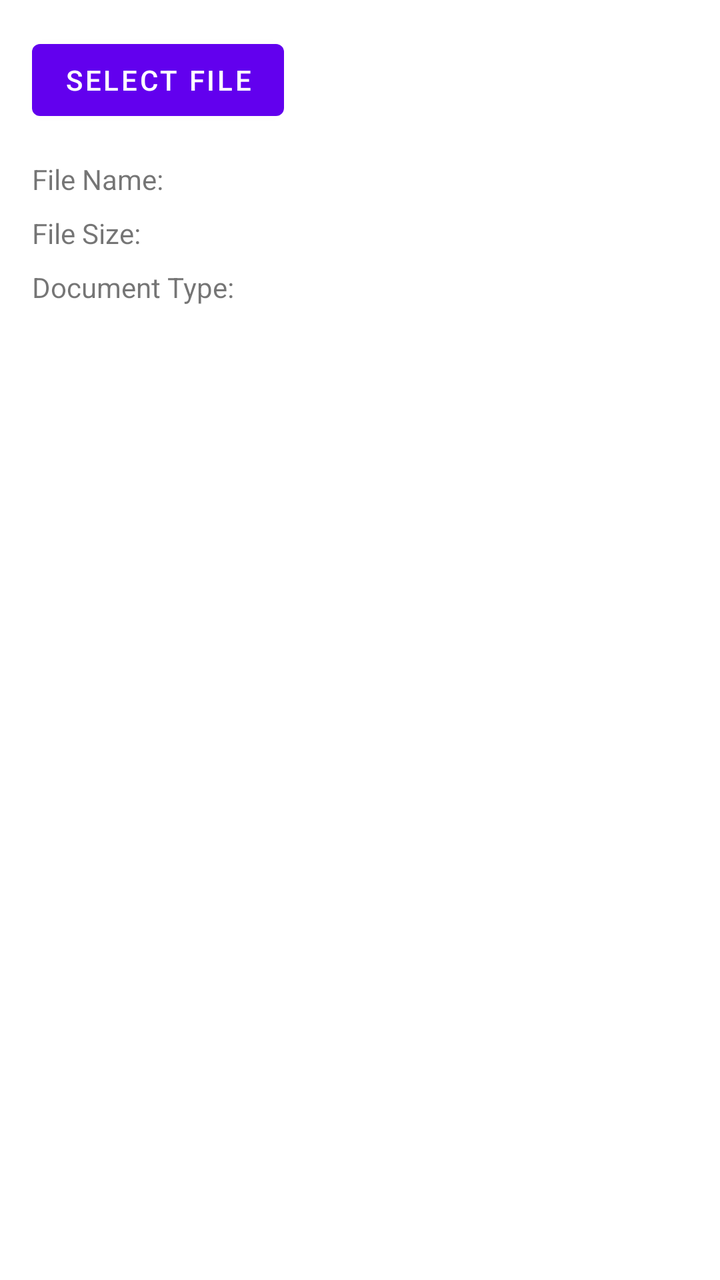
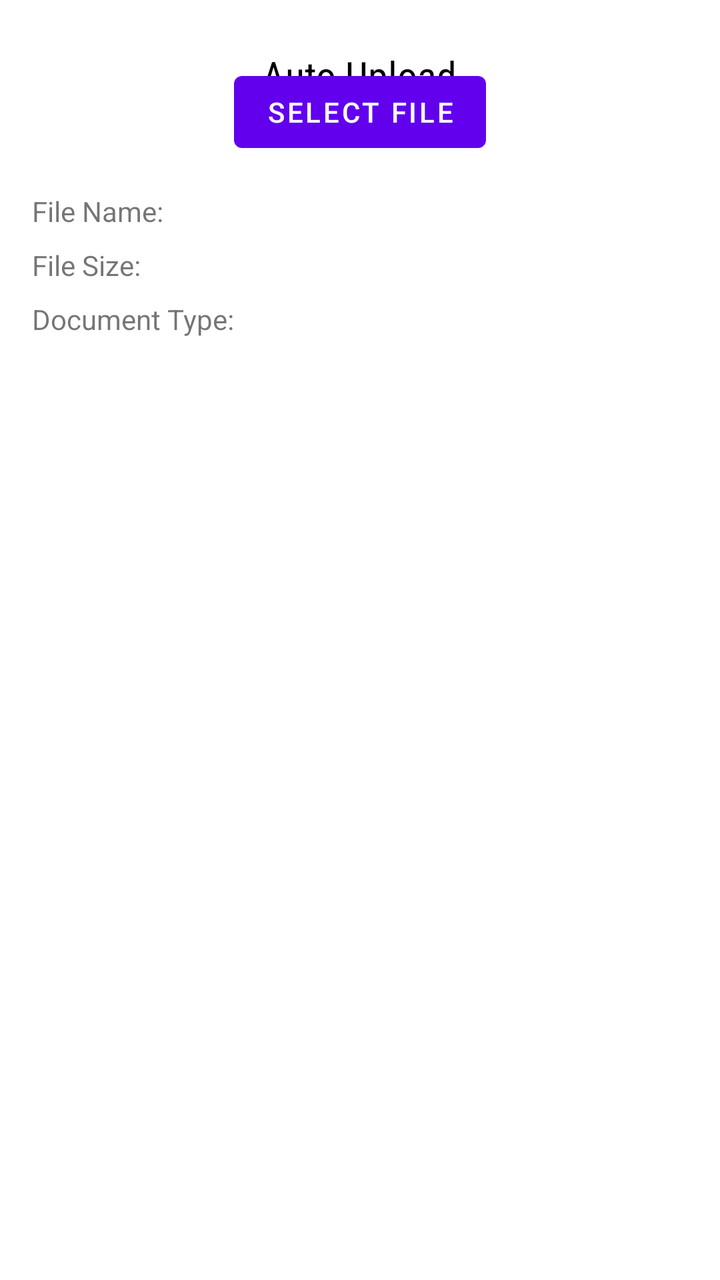

An Android layout rendered at two revisions. The XML below is the earlier revision; the diff shows what the commit changed to produce the second picture.
<!-- AndroidManifest.xml: application theme Theme.Docuvault -->
<!-- res/layout/activity_auto_upload.xml -->
<?xml version="1.0" encoding="utf-8"?>
<RelativeLayout xmlns:android="http://schemas.android.com/apk/res/android"
    android:layout_width="match_parent"
    android:layout_height="match_parent"
    android:padding="16dp">

    <Button
        android:id="@+id/select_file_button"
        android:layout_width="wrap_content"
        android:layout_height="wrap_content"
        android:text="Select File" />

    <TextView
        android:id="@+id/file_name"
        android:layout_width="wrap_content"
        android:layout_height="wrap_content"
        android:layout_below="@id/select_file_button"
        android:layout_marginTop="16dp"
        android:text="File Name: " />

    <TextView
        android:id="@+id/file_size"
        android:layout_width="wrap_content"
        android:layout_height="wrap_content"
        android:layout_below="@id/file_name"
        android:layout_marginTop="8dp"
        android:text="File Size: " />

    <TextView
        android:id="@+id/file_type"
        android:layout_width="wrap_content"
        android:layout_height="wrap_content"
        android:layout_below="@id/file_size"
        android:layout_marginTop="8dp"
        android:text="Document Type: " />

    <ProgressBar
        android:id="@+id/progress_bar"
        android:layout_width="wrap_content"
        android:layout_height="wrap_content"
        android:layout_centerInParent="true"
        android:visibility="gone" />

    <Button
        android:id="@+id/upload_button"
        android:layout_width="wrap_content"
        android:layout_height="wrap_content"
        android:layout_below="@id/file_type"
        android:layout_marginTop="16dp"
        android:text="Upload"
        android:visibility="gone" />

</RelativeLayout>
<!-- resources referenced by this layout -->
<resources>
  <style name="Theme.Docuvault" parent="Theme.MaterialComponents.DayNight.DarkActionBar">
          
          <item name="colorPrimary">@color/purple_500</item>
          <item name="colorPrimaryVariant">@color/purple_700</item>
          <item name="colorOnPrimary">@color/white</item>
          
          <item name="colorSecondary">@color/teal_200</item>
          <item name="colorSecondaryVariant">@color/teal_700</item>
          <item name="colorOnSecondary">@color/black</item>
          
          <item name="android:statusBarColor">?attr/colorPrimaryVariant</item>
          
      </style>
  <color name="purple_500">#FF6200EE</color>
  <color name="purple_700">#FF3700B3</color>
  <color name="white">#FFFFFFFF</color>
  <color name="teal_200">#FF03DAC5</color>
  <color name="teal_700">#FF018786</color>
  <color name="black">#FF000000</color>
</resources>

<!-- the commit's change to res/layout/activity_auto_upload.xml (unified diff, before → after) -->
@@ -4,11 +4,24 @@
     android:layout_height="match_parent"
     android:padding="16dp">
 
+    <TextView
+        android:layout_width="wrap_content"
+        android:layout_height="wrap_content"
+        android:text="Auto Upload"
+        android:textSize="20sp"
+        android:textColor="@android:color/black"
+        android:layout_centerHorizontal="true"
+        android:layout_marginTop="8dp"
+        android:fontFamily="sans-serif-condensed"/>
+
     <Button
         android:id="@+id/select_file_button"
         android:layout_width="wrap_content"
         android:layout_height="wrap_content"
-        android:text="Select File" />
+        android:text="Select File"
+        android:layout_below="@id/titleText"
+        android:layout_centerHorizontal="true"
+        android:layout_marginTop="16dp"/>
 
     <TextView
         android:id="@+id/file_name"
